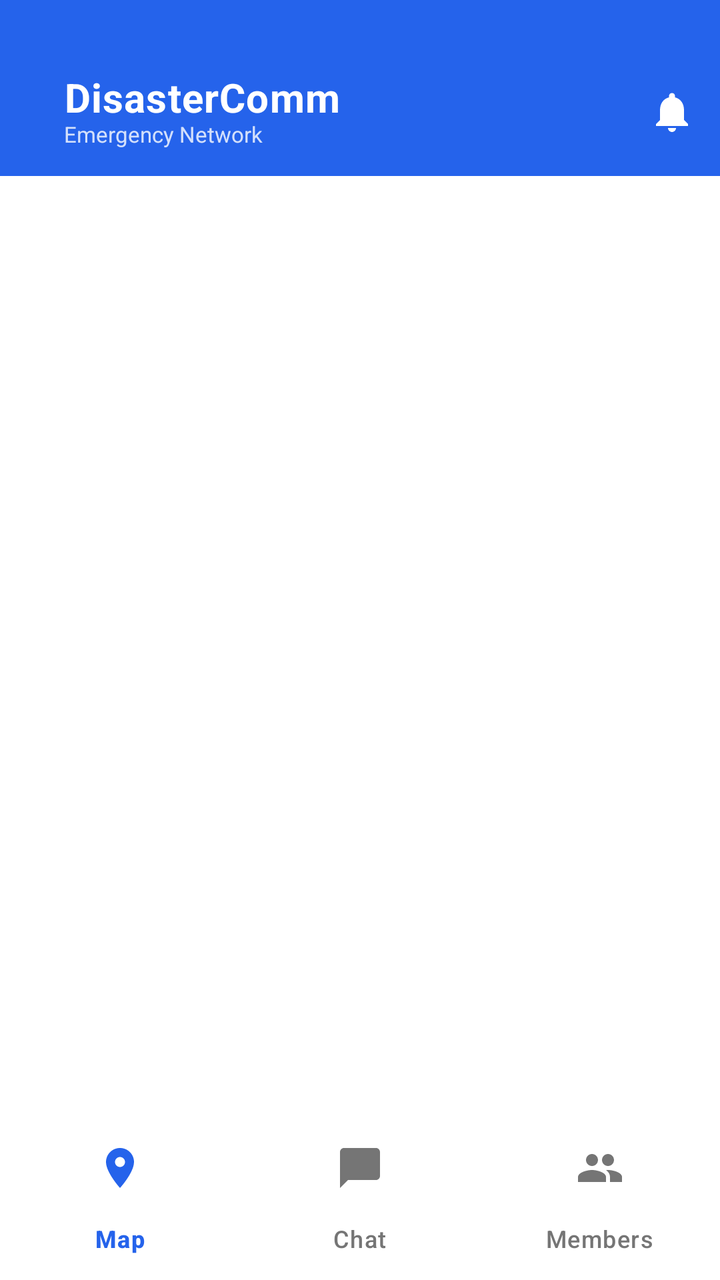
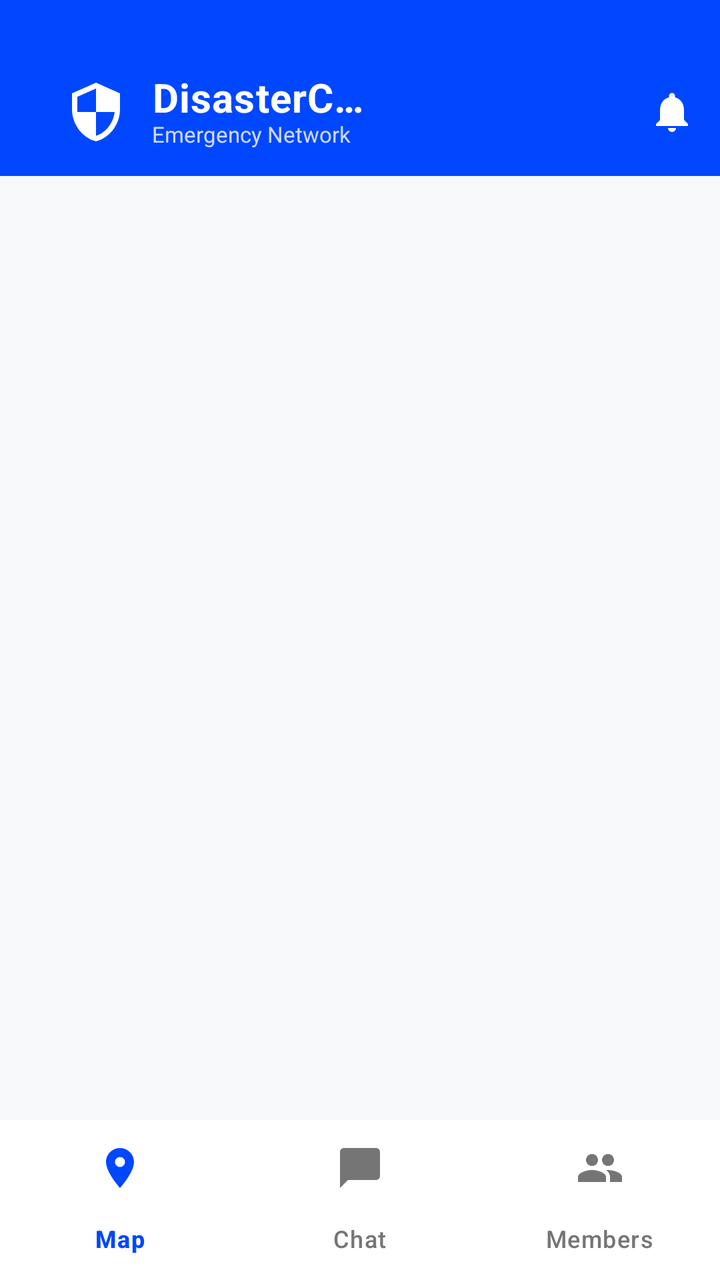

An Android layout rendered at two revisions. The XML below is the earlier revision; the diff shows what the commit changed to produce the second picture.
<!-- AndroidManifest.xml: application theme Theme.DisasterComm -->
<!-- res/layout/activity_main_new.xml -->
<?xml version="1.0" encoding="utf-8"?>
<androidx.drawerlayout.widget.DrawerLayout
    xmlns:android="http://schemas.android.com/apk/res/android"
    xmlns:app="http://schemas.android.com/apk/res-auto"
    android:id="@+id/drawerLayout"
    android:layout_width="match_parent"
    android:layout_height="match_parent">

    
    <RelativeLayout
        android:layout_width="match_parent"
        android:layout_height="match_parent"
        android:background="@color/background_light">

        
        <com.google.android.material.bottomnavigation.BottomNavigationView
            android:id="@+id/bottomNav"
            android:layout_width="match_parent"
            android:layout_height="wrap_content"
            android:layout_alignParentBottom="true"
            android:background="@color/white"
            android:elevation="16dp"
            app:itemIconTint="@color/nav_item_color_state"
            app:itemTextColor="@color/nav_item_color_state"
            app:itemActiveIndicatorStyle="@style/App.BottomNav.ActiveIndicator"
            app:labelVisibilityMode="labeled"
            app:menu="@menu/bottom_nav_menu" />

        
        <LinearLayout
            android:id="@+id/linearLayout"
            android:layout_width="match_parent"
            android:layout_height="match_parent"
            android:layout_above="@id/bottomNav"
            android:orientation="vertical">

            
            <com.google.android.material.appbar.MaterialToolbar
                android:id="@+id/toolbar"
                android:layout_width="match_parent"
                android:layout_height="wrap_content"
                android:minHeight="?attr/actionBarSize"
                android:paddingTop="32dp"
                android:background="@color/primary"
                android:elevation="4dp"
                app:titleTextAppearance="@style/TextAppearance.AppCompat.Widget.ActionBar.Title"
                app:titleTextColor="@color/white">

                <androidx.constraintlayout.widget.ConstraintLayout
                    android:layout_width="match_parent"
                    android:layout_height="wrap_content"
                    android:paddingBottom="8dp">

                    
                    <androidx.constraintlayout.widget.Guideline
                        android:id="@+id/guidelineCenter"
                        android:layout_width="wrap_content"
                        android:layout_height="wrap_content"
                        android:orientation="vertical"
                        app:layout_constraintGuide_percent="0.5" />

                    
                    <LinearLayout
                        android:id="@+id/layoutTitle"
                        android:layout_width="0dp"
                        android:layout_height="wrap_content"
                        android:orientation="vertical"
                        android:layout_marginStart="16dp" 
                        app:layout_constraintStart_toStartOf="parent"
                        app:layout_constraintTop_toTopOf="parent"
                        app:layout_constraintBottom_toBottomOf="parent"
                        app:layout_constraintEnd_toStartOf="@+id/guidelineCenter"
                        android:layout_marginEnd="16dp">

                        <TextView
                            android:layout_width="wrap_content"
                            android:layout_height="wrap_content"
                            android:text="DisasterComm"
                            android:textColor="@color/white"
                            android:textSize="20sp"
                            android:textStyle="bold"
                            android:includeFontPadding="false"
                            android:letterSpacing="0.02"
                            android:ellipsize="end"
                            android:maxLines="1"/>

                        <TextView
                            android:layout_width="wrap_content"
                            android:layout_height="wrap_content"
                            android:alpha="0.8"
                            android:text="Emergency Network"
                            android:textColor="@color/white"
                            android:textSize="11sp" 
                            android:layout_marginTop="-2dp"
                            android:ellipsize="end"
                            android:maxLines="1"/>
                    </LinearLayout>

                    
                    <FrameLayout
                        android:id="@+id/frameUpdateIcon"
                        android:layout_width="48dp"
                        android:layout_height="48dp"
                        app:layout_constraintEnd_toEndOf="parent"
                        app:layout_constraintTop_toTopOf="parent"
                        app:layout_constraintBottom_toBottomOf="parent">
                        
                        <ImageView
                            android:id="@+id/ivUpdateBell"
                            android:layout_width="24dp"
                            android:layout_height="24dp"
                            android:layout_gravity="center"
                            android:src="@drawable/ic_notification_bell"
                            app:tint="@color/white"
                            android:contentDescription="Updates"/>
                        
                        
                        <View
                            android:id="@+id/viewUpdateBadge"
                            android:layout_width="10dp"
                            android:layout_height="10dp"
                            android:layout_gravity="top|end"
                            android:layout_marginTop="8dp"
                            android:layout_marginEnd="8dp"
                            android:background="@drawable/circle_background"
                            android:backgroundTint="@android:color/holo_red_light"
                            android:visibility="gone"/>
                    </FrameLayout>

                    

                </androidx.constraintlayout.widget.ConstraintLayout>
            </com.google.android.material.appbar.MaterialToolbar>


            
            <androidx.viewpager2.widget.ViewPager2
                android:id="@+id/viewPager"
                android:layout_width="match_parent"
                android:layout_height="0dp"
                android:layout_weight="1" />
        </LinearLayout>

    <FrameLayout
        android:id="@+id/fragment_container"
        android:layout_width="match_parent"
        android:layout_height="match_parent"
        android:layout_above="@id/bottomNav"
        android:background="@color/white"
        android:elevation="20dp"
        android:visibility="gone" />

    
    
    <View
        android:layout_width="0dp"
        android:layout_height="0dp" />

</RelativeLayout>

    
    <com.google.android.material.navigation.NavigationView
        android:id="@+id/navigationView"
        android:layout_width="wrap_content"
        android:layout_height="match_parent"
        android:layout_gravity="start"
        android:fitsSystemWindows="true"
        android:background="@color/surface"
        app:headerLayout="@layout/nav_header"
        app:menu="@menu/nav_drawer_menu"
        app:itemIconTint="@color/primary"
        app:itemTextColor="@color/text_primary"/>

</androidx.drawerlayout.widget.DrawerLayout>
<!-- res/layout/nav_header.xml (included above) -->
<?xml version="1.0" encoding="utf-8"?>
<LinearLayout xmlns:android="http://schemas.android.com/apk/res/android"
    xmlns:app="http://schemas.android.com/apk/res-auto"
    android:layout_width="match_parent"
    android:layout_height="200dp"
    android:background="@drawable/gradient_toolbar"
    android:gravity="bottom"
    android:orientation="vertical"
    android:padding="24dp"
    android:theme="@style/ThemeOverlay.AppCompat.Dark">

    
    <com.google.android.material.card.MaterialCardView
        android:layout_width="64dp"
        android:layout_height="64dp"
        app:cardCornerRadius="32dp"
        app:cardElevation="4dp"
        app:cardBackgroundColor="@color/white"
        android:layout_marginBottom="12dp">

        <TextView
            android:id="@+id/tvUserInitial"
            android:layout_width="match_parent"
            android:layout_height="match_parent"
            android:gravity="center"
            android:text="A"
            android:textSize="28sp"
            android:textStyle="bold"
            android:textColor="@color/primary"/>
    </com.google.android.material.card.MaterialCardView>

    
    <TextView
        android:id="@+id/tvUserName"
        android:layout_width="wrap_content"
        android:layout_height="wrap_content"
        android:text="amit"
        android:textSize="20sp"
        android:textStyle="bold"
        android:textColor="@color/white"
        android:layout_marginBottom="4dp"/>

    
    <TextView
        android:id="@+id/tvDeviceId"
        android:layout_width="wrap_content"
        android:layout_height="wrap_content"
        android:text="Device ID: 83abf55a"
        android:textSize="12sp"
        android:textColor="@color/white"
        android:alpha="0.8"/>

</LinearLayout>
<!-- resources referenced by this layout -->
<resources>
  <color name="background_light">@color/background</color>
  <color name="primary">#2563EB</color>
  <color name="surface">#FFFFFF</color>
  <color name="text_primary">#0F172A</color>
  <color name="white">#FFFFFF</color>
  <!-- drawable circle_background (drawable) -->
  <?xml version="1.0" encoding="utf-8"?>
  <shape xmlns:android="http://schemas.android.com/apk/res/android"
      android:shape="oval">
      <solid android:color="#EEEEEE"/>
  </shape>
  <!-- drawable gradient_toolbar (drawable) -->
  <?xml version="1.0" encoding="utf-8"?>
  <shape xmlns:android="http://schemas.android.com/apk/res/android"
      android:shape="rectangle">
      <gradient
          android:angle="90"
          android:startColor="@color/primary"
          android:endColor="@color/primary_variant"
          android:type="linear"/>
  </shape>
  <!-- drawable ic_notification_bell (drawable) -->
  <vector xmlns:android="http://schemas.android.com/apk/res/android"
      android:width="24dp"
      android:height="24dp"
      android:viewportWidth="24"
      android:viewportHeight="24">
      <path
          android:fillColor="@android:color/white"
          android:pathData="M12,22c1.1,0 2,-0.9 2,-2h-4c0,1.1 0.89,2 2,2zM18,16v-5c0,-3.07 -1.64,-5.64 -4.5,-6.32V4c0,-0.83 -0.67,-1.5 -1.5,-1.5s-1.5,0.67 -1.5,1.5v0.68C7.63,5.36 6,7.92 6,11v5l-2,2v1h16v-1l-2,-2z"/>
  </vector>
  <style name="App.BottomNav.ActiveIndicator" parent="">
          <item name="android:color">@android:color/transparent</item>
      </style>
  <style name="Theme.DisasterComm" parent="Theme.Material3.DayNight.NoActionBar">
          
          <item name="colorPrimary">@color/primary</item>
          <item name="colorPrimaryVariant">@color/primary_variant</item>
          <item name="colorOnPrimary">@color/text_on_primary</item>
          
          
          <item name="colorSecondary">@color/secondary</item>
          <item name="colorSecondaryVariant">@color/secondary_variant</item>
          <item name="colorOnSecondary">@color/white</item>
          
          
          <item name="android:windowBackground">@color/background</item>
          <item name="colorSurface">@color/surface</item>
          <item name="colorOnSurface">@color/text_primary</item>
          
          
          <item name="android:statusBarColor">@color/primary_variant</item>
          <item name="android:windowLightStatusBar">false</item>
          
          
          <item name="elevationOverlayEnabled">false</item>
          
          
          <item name="materialButtonStyle">@style/Widget.App.Button</item>
      </style>
  <color name="background">#FFFFFF</color>
  <color name="primary_variant">#1D4ED8</color>
  <color name="text_on_primary">#FFFFFF</color>
  <color name="secondary">#6366F1</color>
  <color name="secondary_variant">#4F46E5</color>
  <style name="Widget.App.Button" parent="Widget.Material3.Button">
          <item name="android:minHeight">48dp</item>
          <item name="android:minWidth">48dp</item>
          <item name="android:stateListAnimator">@null</item> 
          <item name="android:elevation">0dp</item>
      </style>
</resources>

<!-- the commit's change to res/layout/activity_main_new.xml (unified diff, before → after) -->
@@ -42,7 +42,7 @@
                 android:minHeight="?attr/actionBarSize"
                 android:paddingTop="32dp"
                 android:background="@color/primary"
-                android:elevation="4dp"
+                android:elevation="0dp"
                 app:titleTextAppearance="@style/TextAppearance.AppCompat.Widget.ActionBar.Title"
                 app:titleTextColor="@color/white">
 
@@ -64,25 +64,37 @@
                         android:id="@+id/layoutTitle"
                         android:layout_width="0dp"
                         android:layout_height="wrap_content"
-                        android:orientation="vertical"
+                        android:orientation="horizontal"
                         android:layout_marginStart="16dp" 
                         app:layout_constraintStart_toStartOf="parent"
                         app:layout_constraintTop_toTopOf="parent"
                         app:layout_constraintBottom_toBottomOf="parent"
                         app:layout_constraintEnd_toStartOf="@+id/guidelineCenter"
-                        android:layout_marginEnd="16dp">
-
-                        <TextView
+                        android:gravity="center_vertical">
+
+                        <ImageView
+                            android:layout_width="32dp"
+                            android:layout_height="32dp"
+                            android:src="@drawable/ic_shield"
+                            android:layout_marginEnd="12dp"
+                            app:tint="@color/white"/>
+
+                        <LinearLayout
                             android:layout_width="wrap_content"
                             android:layout_height="wrap_content"
-                            android:text="DisasterComm"
-                            android:textColor="@color/white"
-                            android:textSize="20sp"
-                            android:textStyle="bold"
-                            android:includeFontPadding="false"
-                            android:letterSpacing="0.02"
-                            android:ellipsize="end"
-                            android:maxLines="1"/>
+                            android:orientation="vertical">
+
+                            <TextView
+                                android:layout_width="wrap_content"
+                                android:layout_height="wrap_content"
+                                android:text="DisasterCom"
+                                android:textColor="@color/white"
+                                android:textSize="20sp"
+                                android:textStyle="bold"
+                                android:includeFontPadding="false"
+                                android:letterSpacing="0.02"
+                                android:ellipsize="end"
+                                android:maxLines="1"/>
 
                         <TextView
                             android:layout_width="wrap_content"
@@ -94,6 +106,7 @@
                             android:layout_marginTop="-2dp"
                             android:ellipsize="end"
                             android:maxLines="1"/>
+                        </LinearLayout>
                     </LinearLayout>
 
                     
<!-- resource entries referenced after the edit -->
@@ -1,7 +1,7 @@
 <!-- resources referenced by this layout -->
 <resources>
   <color name="background_light">@color/background</color>
-  <color name="primary">#2563EB</color>
+  <color name="primary">#0047FF</color>
   <color name="surface">#FFFFFF</color>
   <color name="text_primary">#0F172A</color>
   <color name="white">#FFFFFF</color>
@@ -30,6 +30,16 @@
       <path
           android:fillColor="@android:color/white"
           android:pathData="M12,22c1.1,0 2,-0.9 2,-2h-4c0,1.1 0.89,2 2,2zM18,16v-5c0,-3.07 -1.64,-5.64 -4.5,-6.32V4c0,-0.83 -0.67,-1.5 -1.5,-1.5s-1.5,0.67 -1.5,1.5v0.68C7.63,5.36 6,7.92 6,11v5l-2,2v1h16v-1l-2,-2z"/>
+  </vector>
+  <!-- drawable ic_shield (drawable) -->
+  <vector xmlns:android="http://schemas.android.com/apk/res/android"
+      android:width="24dp"
+      android:height="24dp"
+      android:viewportWidth="24"
+      android:viewportHeight="24">
+    <path
+        android:fillColor="@android:color/white"
+        android:pathData="M12,1L3,5v6c0,5.55 3.84,10.74 9,12c5.16,-1.26 9,-6.45 9,-12V5L12,1z M12,11.99h7c-0.53,4.12 -3.28,7.79 -7,8.94V12H5V6.3l7,-3.11V11.99z"/>
   </vector>
   <style name="App.BottomNav.ActiveIndicator" parent="">
           <item name="android:color">@android:color/transparent</item>
@@ -60,11 +70,11 @@
           
           <item name="materialButtonStyle">@style/Widget.App.Button</item>
       </style>
-  <color name="background">#FFFFFF</color>
-  <color name="primary_variant">#1D4ED8</color>
+  <color name="background">#F8F9FA</color>
+  <color name="primary_variant">#092FA4</color>
   <color name="text_on_primary">#FFFFFF</color>
-  <color name="secondary">#6366F1</color>
-  <color name="secondary_variant">#4F46E5</color>
+  <color name="secondary">#0047FF</color>
+  <color name="secondary_variant">#092FA4</color>
   <style name="Widget.App.Button" parent="Widget.Material3.Button">
           <item name="android:minHeight">48dp</item>
           <item name="android:minWidth">48dp</item>
